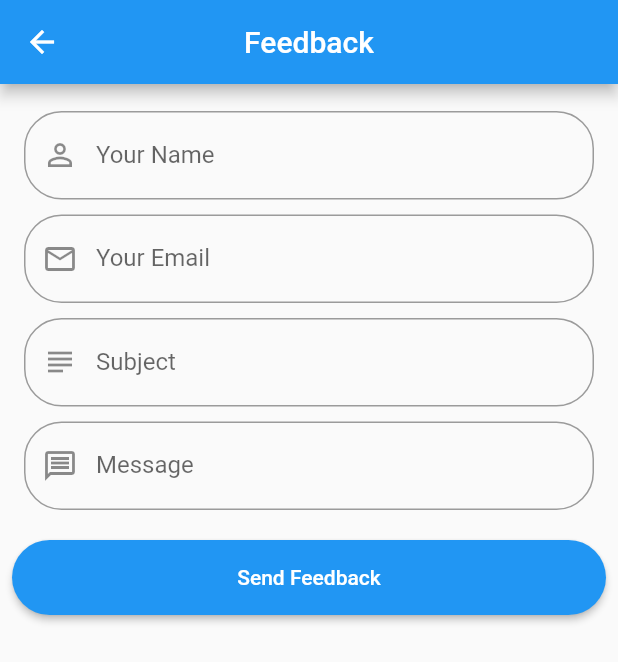
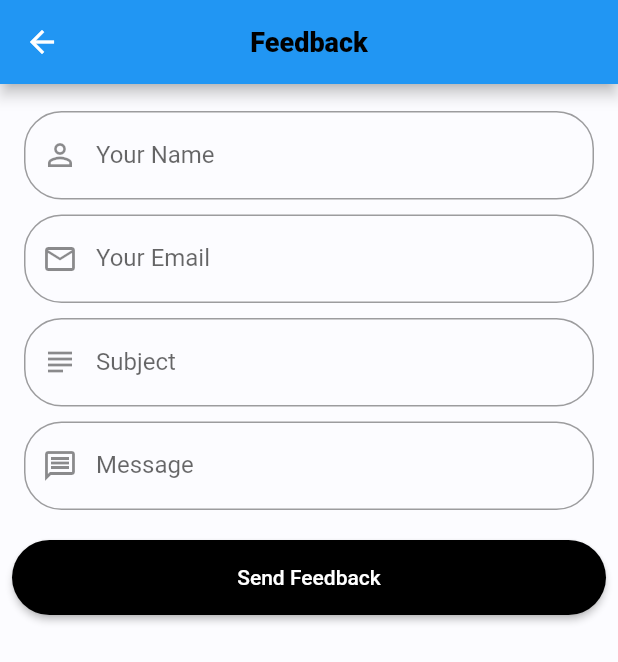
Before and after one commit to MeherajUlMahmmud/DevBlog, a Flutter app: the FeedbackScreen screen opened directly, on a phone screen of 412 x 824 dp. Shown: the top 662 px of the screen. Run offline on Flutter 3.47's test engine with Material 2 defaults, Android fonts, the light colour scheme and no system bars; our stand-ins replace shared_preferences; accounts and stored records are empty.

Commit message:
Update constants.dart

```diff
--- a/flutter_mobile/lib/utils/constants.dart
+++ b/flutter_mobile/lib/utils/constants.dart
@@ -1,9 +1,40 @@
+import 'package:flutter/material.dart';
+
 class Constants {
-  // ignore: non_constant_identifier_names
   static String API = "http://192.168.0.108/api/";
   static String BLOG_API = API + "blog/";
   static String USER_API = API + "user/";
 
   static String loginUrl = USER_API + "login/";
   static String registerUrl = USER_API + "register/";
+
+
+  static Color lightPrimary = Colors.white;
+  static Color darkPrimary = Colors.black;
+  static Color lightAccent = Colors.black;
+  static Color darkAccent = Colors.red[400];
+  static Color lightBG = Color(0xfffcfcff);
+  static Color darkBG = Colors.black;
+
+  static ThemeData lightTheme = ThemeData(
+    backgroundColor: lightBG,
+    primaryColor: lightPrimary,
+    accentColor: lightAccent,
+    textSelectionTheme: TextSelectionThemeData(
+      cursorColor: lightAccent,
+    ),
+    scaffoldBackgroundColor: lightBG,
+    appBarTheme: AppBarTheme(
+      textTheme: TextTheme(
+        headline6: TextStyle(
+          color: darkBG,
+          fontSize: 18.0,
+          fontWeight: FontWeight.w800,
+        ),
+      ),
+//      iconTheme: IconThemeData(
+//        color: lightAccent,
+//      ),
+    ),
+  );
 }
```
